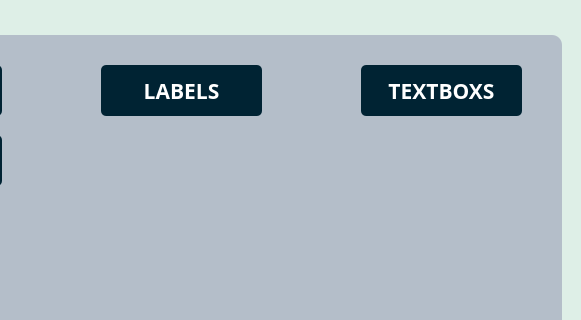
This is interfaz/MainWindow.ui in eldaniell01/windows_python as Qt 5 draws it before an edit; both pictures show x 219 to 800 and y 95 to 415 of the 800 by 600 pixel window. The edited form follows.
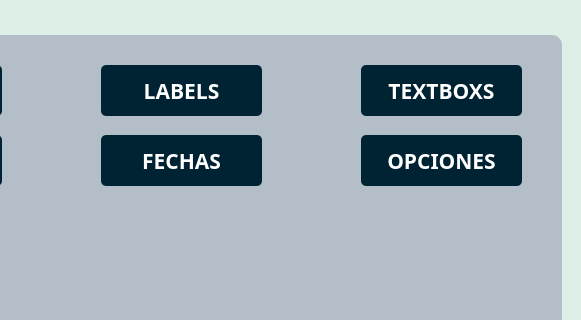
This is the edited form.

Commit message: diferentes widgets

The edit to the form file:
```diff
--- a/interfaz/MainWindow.ui
+++ b/interfaz/MainWindow.ui
@@ -210,6 +210,68 @@
      <string>CALCULADORA</string>
     </property>
    </widget>
+   <widget class="QPushButton" name="btndate">
+    <property name="geometry">
+     <rect>
+      <x>300</x>
+      <y>100</y>
+      <width>161</width>
+      <height>51</height>
+     </rect>
+    </property>
+    <property name="font">
+     <font>
+      <family>Hack Nerd Font Mono</family>
+      <pointsize>16</pointsize>
+      <bold>true</bold>
+     </font>
+    </property>
+    <property name="cursor">
+     <cursorShape>PointingHandCursor</cursorShape>
+    </property>
+    <property name="mouseTracking">
+     <bool>false</bool>
+    </property>
+    <property name="styleSheet">
+     <string notr="true">background-color: rgb(0, 35, 51);
+border-radius: 5px;
+color: rgb(255, 255, 255);</string>
+    </property>
+    <property name="text">
+     <string>FECHAS</string>
+    </property>
+   </widget>
+   <widget class="QPushButton" name="btnopciones">
+    <property name="geometry">
+     <rect>
+      <x>560</x>
+      <y>100</y>
+      <width>161</width>
+      <height>51</height>
+     </rect>
+    </property>
+    <property name="font">
+     <font>
+      <family>Hack Nerd Font Mono</family>
+      <pointsize>16</pointsize>
+      <bold>true</bold>
+     </font>
+    </property>
+    <property name="cursor">
+     <cursorShape>PointingHandCursor</cursorShape>
+    </property>
+    <property name="mouseTracking">
+     <bool>false</bool>
+    </property>
+    <property name="styleSheet">
+     <string notr="true">background-color: rgb(0, 35, 51);
+border-radius: 5px;
+color: rgb(255, 255, 255);</string>
+    </property>
+    <property name="text">
+     <string>OPCIONES</string>
+    </property>
+   </widget>
   </widget>
  </widget>
  <resources/>
```
The commit also changes 5 other files.
